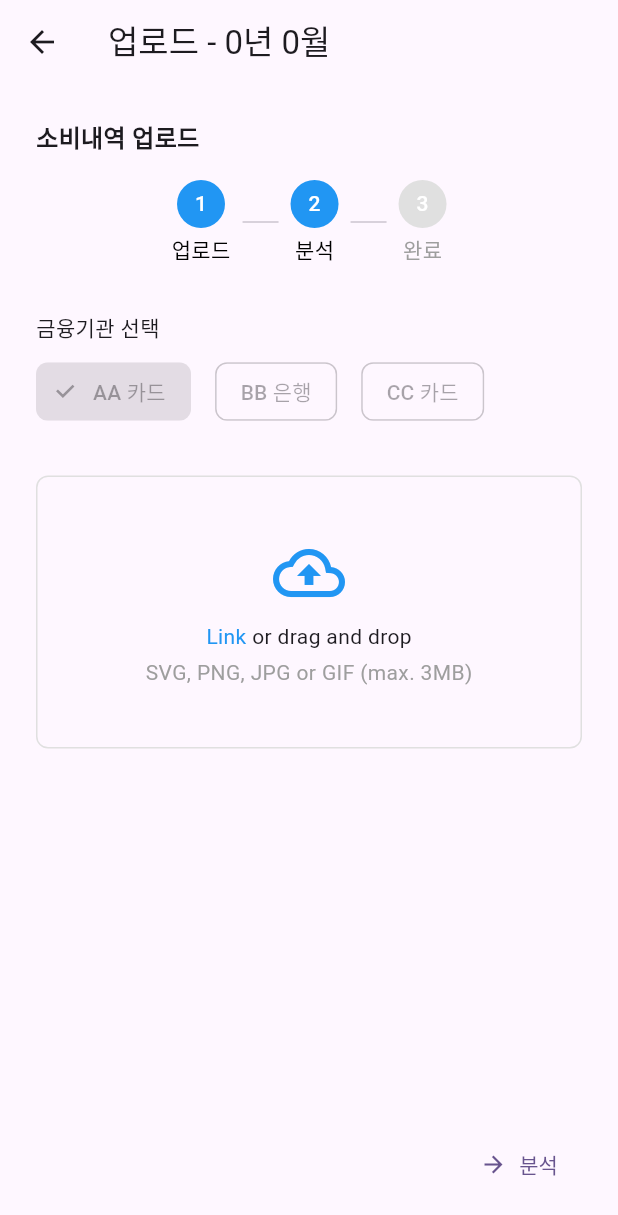
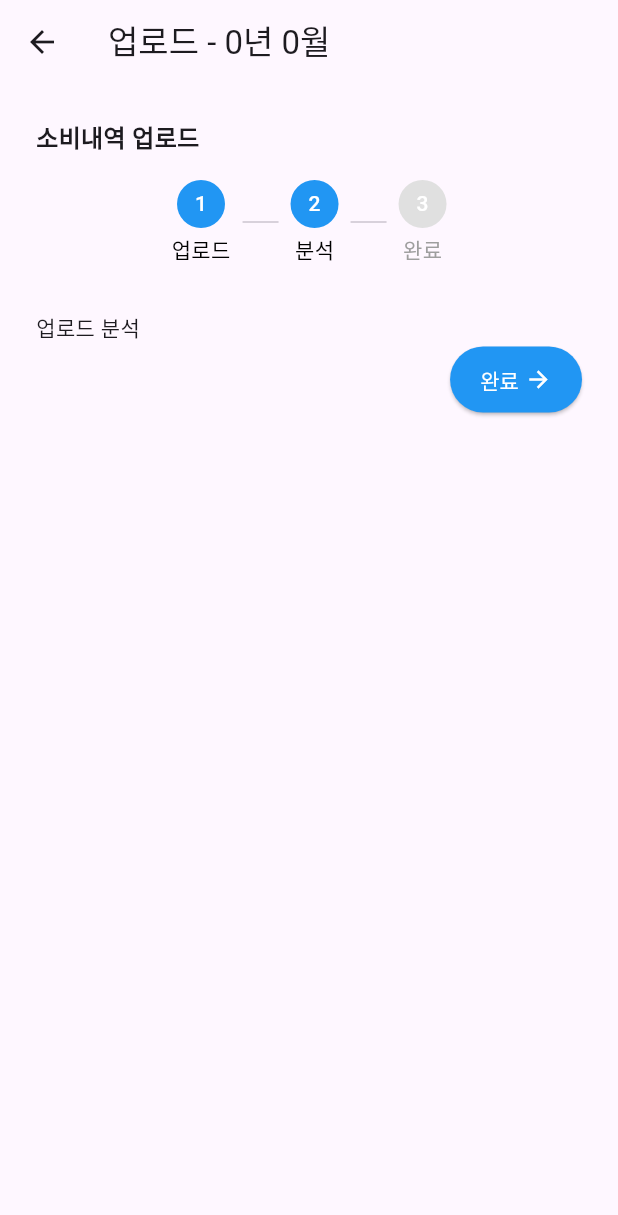
Before and after one commit to jaystar13/spent-box, a Flutter app: the ExpenseUploadPage screen opened directly with empty values, after a tap on "분석", on a phone screen of 412 x 824 dp. Shown: the top 1215 px of the screen. Run offline on Flutter 3.47's test engine with Material 3 defaults, Android fonts, the phone set to English and light mode, and no system bars.

Commit message:
feat: 업로드화면 구현중

```diff
--- /dev/null
+++ b/frontend/lib/pages/expense_analysis_page.dart
@@ -0,0 +1,109 @@
+import 'package:flutter/material.dart';
+
+class ExpenseAnalysisPage extends StatefulWidget {
+  final int year;
+  final int month;
+
+  const ExpenseAnalysisPage({
+    super.key,
+    required this.year,
+    required this.month,
+  });
+
+  @override
+  State<ExpenseAnalysisPage> createState() => _ExpenseUploadPageState();
+}
+
+class _ExpenseUploadPageState extends State<ExpenseAnalysisPage> {
+  @override
+  Widget build(BuildContext context) {
+    String selectedBank = 'AA 카드';
+
+    return Scaffold(
+      appBar: AppBar(title: Text('업로드 - ${widget.year}년 ${widget.month}월')),
+      body: Padding(
+        padding: const EdgeInsets.all(24.0),
+        child: Column(
+          crossAxisAlignment: CrossAxisAlignment.start,
+          children: [
+            Text(
+              '소비내역 업로드',
+              style: TextStyle(fontSize: 16, fontWeight: FontWeight.bold),
+            ),
+            const SizedBox(height: 16),
+
+            // 단계 표시
+            Row(
+              mainAxisAlignment: MainAxisAlignment.center,
+              children: [
+                _buildStepCircle(context, "1", "업로드", true),
+                _buildLine(),
+                _buildStepCircle(context, "2", "분석", true),
+                _buildLine(),
+                _buildStepCircle(context, "3", "완료", false),
+              ],
+            ),
+            const SizedBox(height: 32),
+
+            Text('업로드 분석'),
+
+            // 하단 버튼
+            Row(
+              children: [
+                const Spacer(),
+                ElevatedButton(
+                  onPressed: () {},
+                  style: ElevatedButton.styleFrom(
+                    backgroundColor: Colors.blue,
+                    foregroundColor: Colors.white,
+                    padding: EdgeInsets.symmetric(horizontal: 20, vertical: 12),
+                  ),
+                  child: Row(
+                    mainAxisSize: MainAxisSize.min,
+                    children: [
+                      Text('완료'),
+                      SizedBox(width: 4),
+                      Icon(Icons.arrow_forward),
+                    ],
+                  ),
+                ),
+              ],
+            ),
+          ],
+        ),
+      ),
+    );
+  }
+
+  Widget _buildStepCircle(
+    BuildContext context,
+    String step,
+    String label,
+    bool active,
+  ) {
+    return Column(
+      children: [
+        CircleAvatar(
+          radius: 16,
+          backgroundColor: active ? Colors.blue : Colors.grey.shade300,
+          child: Text(
+            step,
+            style: const TextStyle(color: Colors.white, fontSize: 14),
+          ),
+        ),
+        const SizedBox(height: 4),
+        Text(
+          label,
+          style: TextStyle(color: active ? Colors.black : Colors.grey),
+        ),
+      ],
+    );
+  }
+
+  Widget _buildLine() {
+    return const Padding(
+      padding: EdgeInsets.symmetric(horizontal: 8),
+      child: SizedBox(width: 24, child: Divider(thickness: 1)),
+    );
+  }
+}
--- a/frontend/lib/pages/expense_upload_page.dart
+++ b/frontend/lib/pages/expense_upload_page.dart
@@ -1,4 +1,5 @@
 import 'package:flutter/material.dart';
+import 'package:frontend/pages/expense_analysis_page.dart';
 
 class ExpenseUploadPage extends StatefulWidget {
   final int year;
@@ -34,7 +35,7 @@ class _ExpenseUploadPageState extends State<ExpenseUploadPage> {
               children: [
                 _buildStepCircle(context, "1", "업로드", true),
                 _buildLine(),
-                _buildStepCircle(context, "2", "분석", true),
+                _buildStepCircle(context, "2", "분석", false),
                 _buildLine(),
                 _buildStepCircle(context, "3", "완료", false),
               ],
@@ -96,10 +97,31 @@ class _ExpenseUploadPageState extends State<ExpenseUploadPage> {
             Row(
               children: [
                 const Spacer(),
-                TextButton.icon(
-                  onPressed: () {},
-                  icon: const Icon(Icons.arrow_forward),
-                  label: const Text('분석'),
+                ElevatedButton(
+                  onPressed: () {
+                    Navigator.push(
+                      context,
+                      MaterialPageRoute(
+                        builder: (_) => ExpenseAnalysisPage(
+                          year: widget.year,
+                          month: widget.month,
+                        ),
+                      ),
+                    );
+                  },
+                  style: ElevatedButton.styleFrom(
+                    backgroundColor: Colors.blue,
+                    foregroundColor: Colors.white,
+                    padding: EdgeInsets.symmetric(horizontal: 20, vertical: 12),
+                  ),
+                  child: Row(
+                    mainAxisSize: MainAxisSize.min,
+                    children: [
+                      Text('분석'),
+                      SizedBox(width: 4),
+                      Icon(Icons.arrow_forward),
+                    ],
+                  ),
                 ),
               ],
             ),
```
